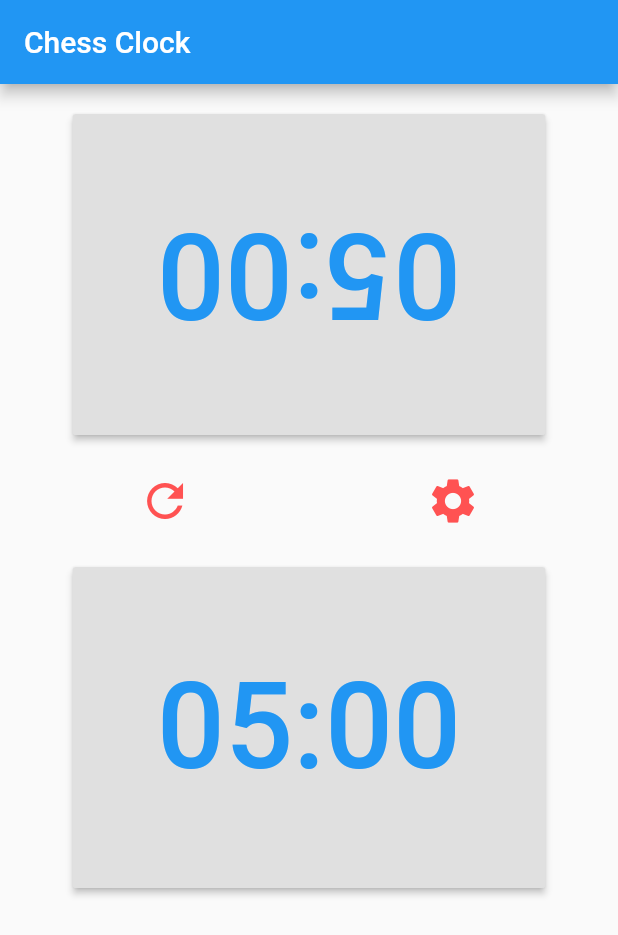
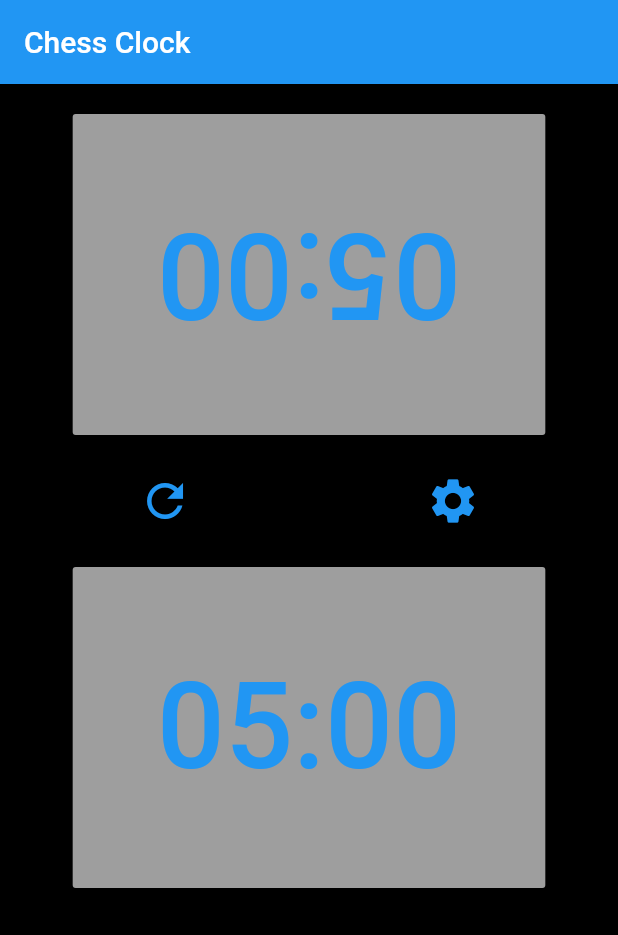
Before and after one commit to profchi/Chess_Clock, a Flutter app: the screen it shows after launch, on a phone screen of 412 x 824 dp. Shown: the top 935 px of the screen. Run offline on Flutter 3.47's test engine with Material 2 defaults, Android fonts, the phone set to English and light mode, and no system bars; our stand-ins replace shared_preferences.

```diff
--- /dev/null
+++ b/lib/Common/classes/state.dart
@@ -0,0 +1,13 @@
+class AppState {
+  double defaultTime;
+  double increments;
+  bool inFocus;
+
+  AppState (double defaultTime, double increments) {
+    this.defaultTime = defaultTime;
+    this.increments = increments;
+    this.inFocus = false;
+  }
+
+
+}
--- a/lib/Home/homepage.dart
+++ b/lib/Home/homepage.dart
@@ -1,9 +1,11 @@
 
 import 'dart:async';
 
+import 'package:chess_clock/Service/persist_data.dart';
 import 'package:flutter/material.dart';
+
 //import 'package:fluttertoast/fluttertoast.dart';
-
+import '../Common/classes/state.dart';
 import 'sub-widgets/player-options.dart';
 import 'sub-widgets/player-tab.dart';
 
@@ -13,11 +15,16 @@ class HomePage extends StatefulWidget {
 }
 
 class _HomePageState extends State<HomePage> {
+  PersistData persistData;
   bool isGameRunning = true;
+  int clockChecked = 0;
+  bool hasLoaded = false;
 
-  final double defaultTime = 60;
-  double playerOneCurrentTime = 300;
-  double playerTwoCurrentTime = 300;
+  AppState currentState;
+  AppState playerOneState;
+  AppState playerTwoState;
+  double playerOneCurrentTime;
+  double playerTwoCurrentTime;
 
   double increments = 2;
   bool canPause = false;
@@ -30,18 +37,23 @@ class _HomePageState extends State<HomePage> {
     return MaterialApp(
       title: 'Chess Clock',
       home: Scaffold(
+        backgroundColor: Colors.black,
         appBar: AppBar(
           title: Text('Chess Clock'),
         ),
-        body: Padding(
-          padding: EdgeInsets.all(20.0),
-          child: SingleChildScrollView(
-            child: Column(
-              children: <Widget>[
-                PlayerTab(1, pageClick, playerOneCurrentTime),
-                PlayerOptions(pageClick , canPause),
-                PlayerTab(2, pageClick, playerTwoCurrentTime),
-              ],
+        body: Container(
+          //decoration: new BoxDecoration(color: Colors.black),
+          child: Padding(
+            padding: EdgeInsets.all(20.0),
+            child: SingleChildScrollView(
+              child: hasLoaded ? Column(
+                children: <Widget>[
+                  PlayerTab(1, pageClick, playerOneCurrentTime.ceilToDouble(), playerOneState.inFocus),
+                  PlayerOptions(pageClick ,  adjustTimeSettings, currentState, canPause, clockChecked),
+                  PlayerTab(2, pageClick, playerTwoCurrentTime.ceilToDouble(), playerTwoState.inFocus),
+                ],
+              ) :
+              Container(),
             ),
           ),
         ),
@@ -49,27 +61,60 @@ class _HomePageState extends State<HomePage> {
     );
   }
 
+  @override
+  void initState() {
+    print(persistData);
+    //currentState = new AppState(60, 2);
+    getStoredData();
+    super.initState();
+  }
+
+  getStoredData() async {
+    if (persistData == null) {
+      persistData = await PersistData.getInstance();
+    }
+    playerOneState = persistData.loadPlayerOneState();
+    playerTwoState = persistData.loadPlayerTwoState();
+    print(playerOneState.defaultTime);
+    print(playerOneState.increments);
+    pageClick(-1);
+    setState(() { currentState = playerOneState; hasLoaded = true; });
+  }
+
   pageClick(int player) {
     if (isGameRunning && player == 2) {
       playerTwoTimer.cancel();
       if (!playerOneTimer.isActive) {
-        incrementPlayer(2, increments);
+        incrementPlayer(2, playerTwoState.increments);
         playerOneTimer = startCountDown(1);
+        setState(() {
+          playerTwoState.inFocus = false;
+          playerOneState.inFocus = true;
+        } );
       }
     } else if (isGameRunning && player == 1) {
       playerOneTimer.cancel();
       if (!playerTwoTimer.isActive) {
-        incrementPlayer(1, increments);
+        incrementPlayer(1, playerOneState.increments);
         playerTwoTimer = startCountDown(2);
+        setState(() {
+          playerTwoState.inFocus = true;
+          playerOneState.inFocus = false;
+        } );
       }
     } else {
       playerTwoTimer.cancel();
       playerOneTimer.cancel();
-      setState(() { canPause = false; } );
+      setState(() {
+        canPause = false;
+        playerTwoState.inFocus = false;
+        playerOneState.inFocus = false;
+      } );
+
       if (player == -1){
         setState(() {
-          playerOneCurrentTime = defaultTime;
-          playerTwoCurrentTime = defaultTime;
+          playerOneCurrentTime = playerOneState.defaultTime;
+          playerTwoCurrentTime = playerTwoState.defaultTime;
         });
         isGameRunning = true;
       }
@@ -81,9 +126,9 @@ class _HomePageState extends State<HomePage> {
 
     setState(() { canPause = true; } );
 
-    return new Timer.periodic(const Duration(milliseconds: 1000), (timer) {
+    return new Timer.periodic(const Duration(milliseconds: 50), (timer) {
       setState(() {
-        player == 1 ? playerOneCurrentTime-- : playerTwoCurrentTime--;
+        player == 1 ? playerOneCurrentTime -= 0.05 : playerTwoCurrentTime -= 0.05;
         if (playerOneCurrentTime == 0 || playerTwoCurrentTime == 0) canPause = false;
       });
 
@@ -106,4 +151,21 @@ class _HomePageState extends State<HomePage> {
       }
     });
   }
+
+  adjustTimeSettings(AppState state, int player) {
+    clockChecked = player;
+    currentState = state;
+    if (player == 1) {
+      playerOneState = state;
+    } else if (player == 2){
+      playerTwoState = state;
+    } else {
+      playerOneState = state;
+      playerTwoState = state;
+    }
+    persistData.savePlayerOneState(playerOneState);
+    persistData.savePlayerTwoState(playerTwoState);
+    pageClick(-1);
+  }
+
 }
--- a/lib/Home/sub-widgets/player-icon.dart
+++ b/lib/Home/sub-widgets/player-icon.dart
@@ -11,7 +11,7 @@ class PlayerIcon extends StatelessWidget {
     return FlatButton(
       child: Icon(
         this.icon,
-        color: Colors.redAccent,
+        color: Colors.blue,
         size: 36.0,
       ),
       onPressed: clickFunction,
--- a/lib/Home/sub-widgets/player-options.dart
+++ b/lib/Home/sub-widgets/player-options.dart
@@ -1,3 +1,4 @@
+import 'package:chess_clock/Common/classes/state.dart';
 import 'package:flutter/material.dart';
 
 import '../sub-widgets/player-icon.dart';
@@ -5,9 +6,12 @@ import '../../Settings/settings.dart';
 
 class PlayerOptions extends StatefulWidget {
   final Function homePageWidgetClick;
+  final Function timeAdjusted;
+  final AppState appState;
   final bool canPause;
+  final int clockChecked;
 
-  PlayerOptions(this.homePageWidgetClick, this.canPause);
+  PlayerOptions(this.homePageWidgetClick, this.timeAdjusted, this.appState, this.canPause, this.clockChecked);
 
   @override
   _PlayerOptionsState createState() => _PlayerOptionsState();
@@ -15,7 +19,6 @@ class PlayerOptions extends StatefulWidget {
 
 class _PlayerOptionsState extends State<PlayerOptions> {
   bool isPaused = false;
-
   @override
   Widget build(BuildContext context) {
     return Padding(
@@ -52,9 +55,16 @@ class _PlayerOptionsState extends State<PlayerOptions> {
 
 
   clickedSettings() {
+    print(widget.appState.defaultTime);
+    print(widget.appState.increments);
     Navigator.push(
       context,
-      MaterialPageRoute(builder: (_) => SettingsPage()),
+      MaterialPageRoute(builder: (_) => SettingsPage(
+                    new AppState(widget.appState.defaultTime, widget.appState.increments),
+                    widget.timeAdjusted,
+                    widget.clockChecked
+        )
+      )
     );
     widget.homePageWidgetClick(0);
   }
--- a/lib/Home/sub-widgets/player-tab.dart
+++ b/lib/Home/sub-widgets/player-tab.dart
@@ -8,13 +8,18 @@ class PlayerTab extends StatelessWidget {
   final int player;
   final Function homePageWidgetClick;
   final double currentTime;
+  final bool inFocus;
 
-  PlayerTab(this.player, this.homePageWidgetClick, this.currentTime);
+  PlayerTab(this.player, this.homePageWidgetClick, this.currentTime, this.inFocus);
 
   @override
   Widget build(BuildContext context) {
     double angleRotated = player == 1 ? pi : 0;
-    return RaisedButton(
+    Color color = inFocus ? Colors.amber : Colors.grey;
+
+    return Container(
+      child: RaisedButton(
+        color: color,
         child: Padding(
           padding: EdgeInsets.fromLTRB(40.0,60.0,40.0,60.0),
             child: Transform(
@@ -29,6 +34,7 @@ class PlayerTab extends StatelessWidget {
             ),
           ),
         onPressed: () => homePageWidgetClick(player),
+      ),
     );
   }
 
--- /dev/null
+++ b/lib/Service/persist_data.dart
@@ -0,0 +1,46 @@
+
+import 'package:chess_clock/Common/classes/state.dart';
+import 'package:shared_preferences/shared_preferences.dart';
+
+class PersistData {
+
+  static const String playerOneCurrentTime = 'oneCurrent';
+  static const String playerTwoCurrentTime = 'twoCurrent';
+  static const String playerOneIncrement = 'oneIncrement';
+  static const String playerTwoIncrement = 'twoIncrement';
+  static PersistData _data;
+
+  SharedPreferences preferences;
+
+  _PersistData () {}
+
+  static Future<PersistData> getInstance() async {
+    if (_data == null) {
+      _data = PersistData();
+      _data.preferences = await SharedPreferences.getInstance();
+    }
+    return _data;
+  }
+
+  savePlayerOneState(AppState playerOne) {
+    preferences.setDouble(playerOneCurrentTime, playerOne.defaultTime);
+    preferences.setDouble(playerOneIncrement, playerOne.increments);
+  }
+
+  savePlayerTwoState(AppState playerTwo) {
+    preferences.setDouble(playerTwoCurrentTime, playerTwo.defaultTime);
+    preferences.setDouble(playerTwoIncrement, playerTwo.increments);
+  }
+
+  loadPlayerOneState() {
+    AppState playerOne = new AppState(preferences.getDouble(playerOneCurrentTime) ?? 300,
+                                      preferences.getDouble(playerOneIncrement) ?? 0 );
+    return playerOne;
+  }
+
+  loadPlayerTwoState() {
+    AppState playerTwo = new AppState(preferences.getDouble(playerTwoCurrentTime) ?? 300,
+                                      preferences.getDouble(playerTwoIncrement) ?? 0 );
+    return playerTwo;
+  }
+}
--- a/lib/main.dart
+++ b/lib/main.dart
@@ -5,7 +5,7 @@ import './Settings/settings.dart';
 void main() =>
     runApp(MaterialApp(home: MyApp(), routes: <String, WidgetBuilder>{
       '/home': (BuildContext context) => HomePage(),
-      '/settings': (BuildContext context) => SettingsPage()
+      '/settings': (BuildContext context) => SettingsPage(null, null, null)
     }));
 
 class MyApp extends StatelessWidget {
--- a/pubspec.yaml
+++ b/pubspec.yaml
@@ -19,6 +19,7 @@ environment:
 dependencies:
   flutter:
     sdk: flutter
+  shared_preferences: ">=0.5.8 <2.0.0"
 
   # The following adds the Cupertino Icons font to your application.
   # Use with the CupertinoIcons class for iOS style icons.
```
Also changed, not shown: lib/Settings/settings.dart (+62 -11 lines), lib/Settings/sub-widgets/player_checkbox.dart (added, +39 -0 lines), lib/Settings/sub-widgets/time_setter_area.dart (+9 -2 lines), pubspec.lock, 2 other files. Lines whose indentation alone changed are shown as unchanged.
